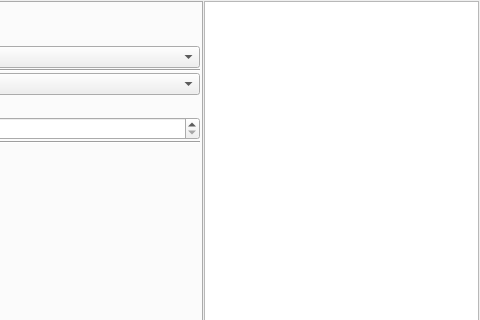
The window that src/asammdf/gui/ui/batch_widget.ui (danielhrisca/asammdf) describes before a commit, drawn with Qt 5; both pictures show x 348 to 828 and y 0 to 320 of the 828 by 718 pixel window.
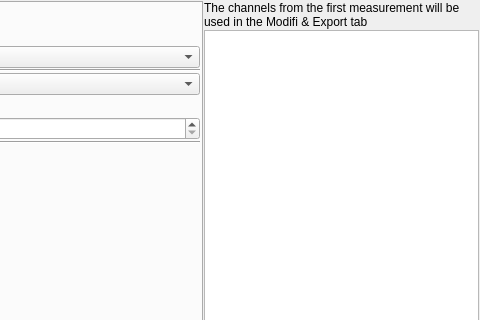
The same window after the commit. Icons and pictures are not drawn. Custom widgets are drawn as their Qt base class.

Commit message: add notice for the batch view about using the first measurement channels in the Modify and export tab

```diff
--- a/src/asammdf/gui/ui/batch_widget.ui
+++ b/src/asammdf/gui/ui/batch_widget.ui
@@ -1862,6 +1862,19 @@
      <property name="spacing">
       <number>1</number>
      </property>
+     <item>
+      <widget class="QLabel" name="label_16">
+       <property name="text">
+        <string>&lt;html&gt;&lt;head/&gt;&lt;body&gt;&lt;p&gt;The channels from the first measurement will be used in the Modifi &amp;amp; Export tab&lt;/p&gt;&lt;/body&gt;&lt;/html&gt;</string>
+       </property>
+       <property name="textFormat">
+        <enum>Qt::TextFormat::RichText</enum>
+       </property>
+       <property name="wordWrap">
+        <bool>true</bool>
+       </property>
+      </widget>
+     </item>
      <item>
       <widget class="MinimalListWidget" name="files_list"/>
      </item>
```
